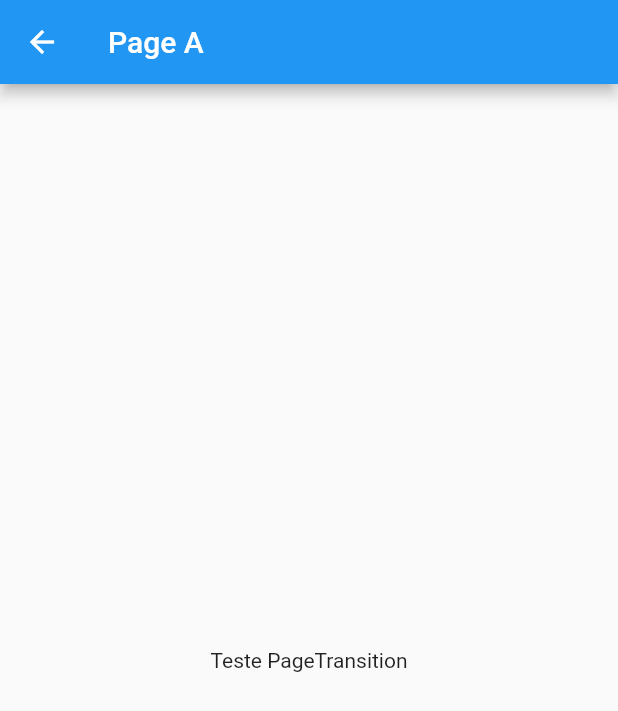
After one commit to DesenvolvimentoPagTaxa/Pratica_modular, a Flutter app: the screen it shows after launch, after a tap on "Ir para Page A", on a phone screen of 412 x 824 dp. The commit adds this screen. Shown: the top 711 px of the screen. Run offline on Flutter 3.47's test engine with Material 2 defaults, Android fonts, the phone set to English and light mode, and no system bars; our stand-ins replace flutter_mobx, flutter_modular, mobx; generated files the repository leaves out were written again.

Commit message:
add teste pageTransition

```diff
--- a/lib/app/app_module.dart
+++ b/lib/app/app_module.dart
@@ -1,3 +1,4 @@
+import 'package:modular_ex/app/modules/pagea/pagea_module.dart';
 import 'app_controller.dart';
 import 'package:flutter_modular/flutter_modular.dart';
 import 'package:flutter/material.dart';
@@ -17,6 +18,7 @@ class AppModule extends MainModule {
   List<ModularRouter> get routers => [
         //load module
         ModularRouter(Modular.initialRoute, module: HomeModule()),
+        ModularRouter('/pagea', module: PageaModule()),
         ModularRouter('/pageb', module: PagebModule()),
       ];
 
--- a/lib/app/modules/home/home_page.dart
+++ b/lib/app/modules/home/home_page.dart
@@ -24,10 +24,14 @@ class _HomePageState extends ModularState<HomePage, HomeController> {
               Center(child: Text(controller.value.toString())),
               Center(
                 child: RaisedButton(
+                  child: Text('Ir para Page A'),
+                  onPressed: () => Modular.to.pushNamed('/pagea'),
+                ),
+              ),
+              Center(
+                child: RaisedButton(
                   child: Text('Ir para Page B'),
-                  onPressed: () {
-                    Modular.to.pushNamed('/pageb', arguments: controller.value);
-                  },
+                  onPressed: () => Modular.to.pushNamed('/pageb', arguments: controller.value),
                 ),
               )
             ],
--- /dev/null
+++ b/lib/app/modules/pagea/pagea_module.dart
@@ -0,0 +1,18 @@
+import 'package:flutter_modular/flutter_modular.dart';
+import 'package:modular_ex/app/modules/pagea/pagea_controller.dart';
+import 'pagea_page.dart';
+
+class PageaModule extends ChildModule {
+  @override
+  List<Bind> get binds => [
+        $PageaController,
+      ];
+
+  @override
+  List<ModularRouter> get routers => [
+        ModularRouter(Modular.initialRoute,
+            child: (_, args) => PageaPage(), transition: TransitionType.leftToRightWithFade),
+      ];
+
+  static Inject get to => Inject<PageaModule>.of();
+}
--- /dev/null
+++ b/lib/app/modules/pagea/pagea_page.dart
@@ -0,0 +1,20 @@
+import 'package:flutter/material.dart';
+import 'package:flutter_modular/flutter_modular.dart';
+import 'pagea_controller.dart';
+
+class PageaPage extends StatefulWidget {
+  @override
+  _PageaPageState createState() => _PageaPageState();
+}
+
+class _PageaPageState extends ModularState<PageaPage, PageaController> {
+  //use 'controller' variable to access controller
+
+  @override
+  Widget build(BuildContext context) {
+    return Scaffold(
+      appBar: AppBar(title: Text('Page A')),
+      body: Center(child: Text('Teste PageTransition')),
+    );
+  }
+}
--- a/lib/app/modules/pageb/pageb_module.dart
+++ b/lib/app/modules/pageb/pageb_module.dart
@@ -1,3 +1,4 @@
+import 'package:modular_ex/utils/PageTransition.dart';
 import 'pageb_controller.dart';
 import 'package:flutter_modular/flutter_modular.dart';
 import 'pageb_page.dart';
@@ -11,7 +12,12 @@ class PagebModule extends ChildModule {
   @override
   List<ModularRouter> get routers => [
         //Para passar em parametro ↓
-        ModularRouter(Modular.initialRoute, child: (_, args) => PagebPage(args.data)),
+        ModularRouter(
+          Modular.initialRoute,
+          child: (_, args) => PagebPage(args.data),
+          transition: TransitionType.custom,
+          customTransition: myCustomTransition,
+        ),
       ];
 
   static Inject get to => Inject<PagebModule>.of();
```
Also changed, not shown: lib/app/modules/pagea/pagea_controller.dart (added, +17 -0 lines), lib/utils/PageTransition.dart (added, +33 -0 lines), lib/app/modules/pagea/pagea_controller.g.dart (added), 2 other files.
